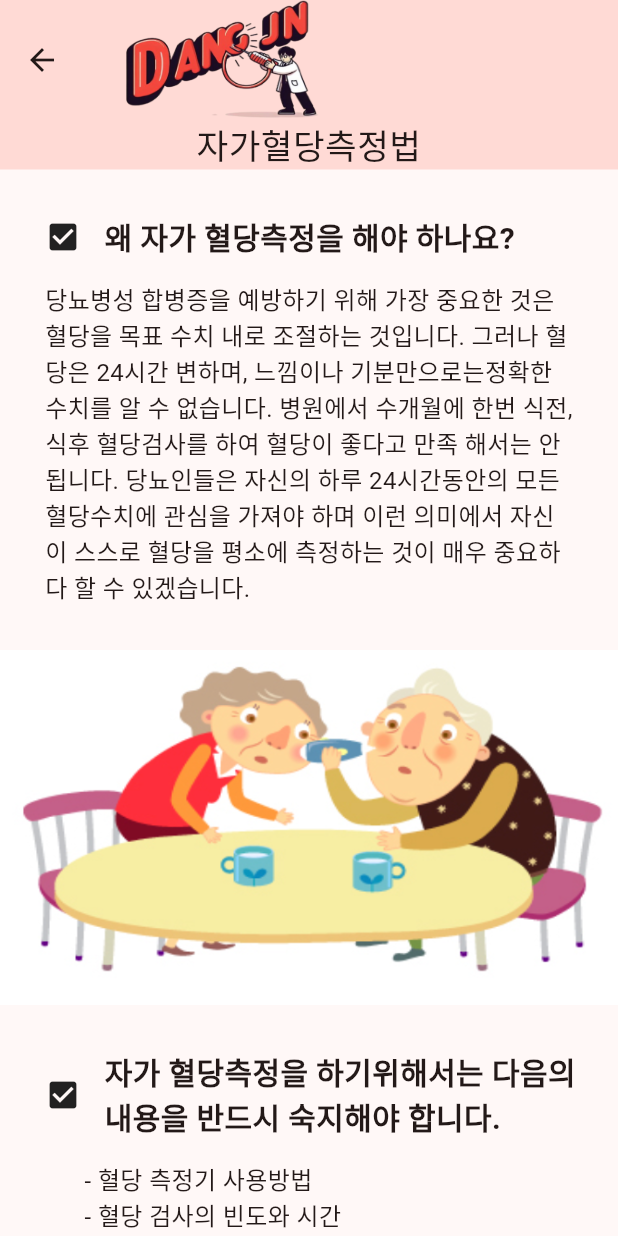
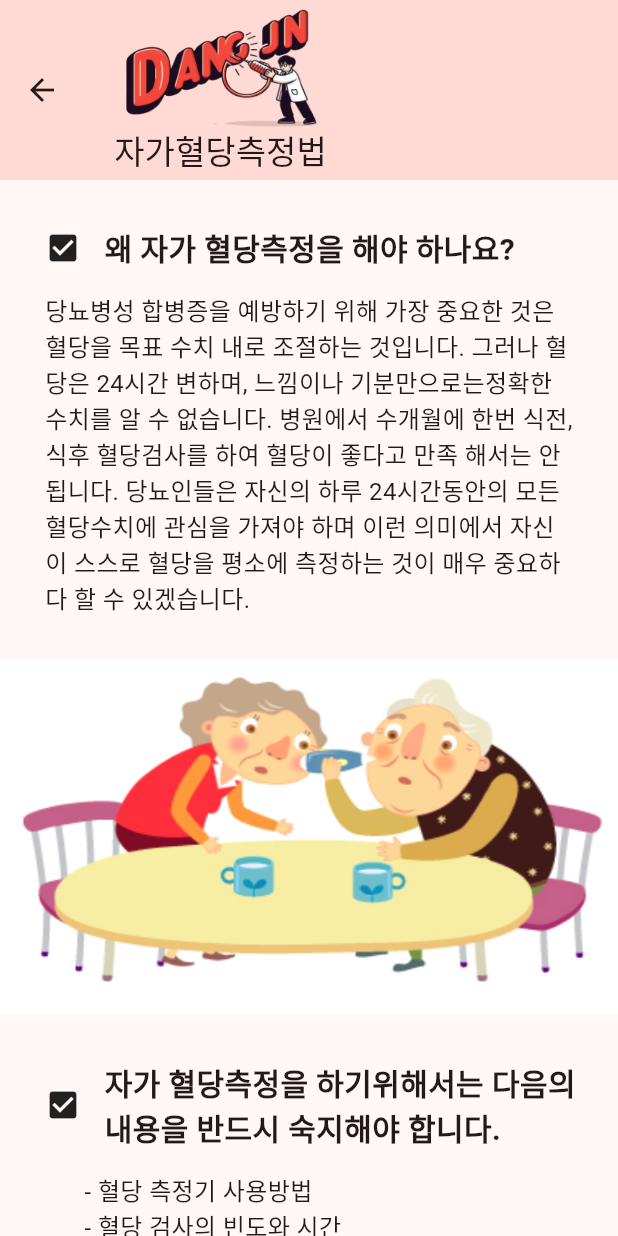
Before and after one commit to likewoody/DJ-App, a Flutter app: the PreventDiabetes screen opened directly, after a tap on "자가혈당측정법", on a phone screen of 412 x 824 dp. Run offline on Flutter 3.47's test engine with Material 3 defaults, Android fonts, the phone set to English and light mode, and no system bars; our stand-ins replace cloud_firestore, firebase_core, firebase_storage, get, google_maps_flutter, image_picker and 2 more; accounts and stored records are empty; statements that could not run were skipped.

Commit message:
2024.04.21 앱바 compo title 수정 및 tabbar 세팅 수정

```diff
--- a/dj_app/lib/component/appbar.dart
+++ b/dj_app/lib/component/appbar.dart
@@ -1,22 +1,28 @@
 import 'package:flutter/material.dart';
 
 class AppBarComponent extends StatelessWidget implements PreferredSizeWidget {
-  const AppBarComponent({super.key});
+  final String titleName;
+  const AppBarComponent({super.key, required this.titleName});
 
   @override
   Widget build(BuildContext context) {
     return AppBar(
-      toolbarHeight: 80,
-      title: Image.asset(
-        'images/dangjin_Logo.png',
-        width: 150,
-        height: 80,
-        fit: BoxFit.fill,
+      toolbarHeight: 120,
+      title: Column(
+        children: [
+          Image.asset(
+            'images/dangjin_Logo.png',
+            width: 150,
+            height: 80,
+            fit: BoxFit.fill,
+          ),
+          Text(titleName),
+        ],
       ),
       backgroundColor: Theme.of(context).colorScheme.primaryContainer,
     );
   }
 
   @override
-  Size get preferredSize => const Size.fromHeight(80);
+  Size get preferredSize => const Size.fromHeight(120);
 }
--- a/dj_app/lib/component/diabetes_compo.dart
+++ /dev/null
@@ -1,21 +0,0 @@
-import 'package:flutter/material.dart';
-
-class DiabetesCompo extends StatelessWidget {
-  final String titleName;
-  const DiabetesCompo({super.key, required this.titleName});
-
-  @override
-  Widget build(BuildContext context) {
-    return Container(
-      color: Theme.of(context).colorScheme.primaryContainer,
-      width: MediaQuery.of(context).size.width,
-      child: Text(
-        titleName,
-        style: const TextStyle(
-          fontSize: 23,
-        ),
-        textAlign: TextAlign.center,
-      ),
-    );
-  }
-}
--- a/dj_app/lib/view/daignosis_page/diagnosis_test_firstpage.dart
+++ b/dj_app/lib/view/daignosis_page/diagnosis_test_firstpage.dart
@@ -11,7 +11,7 @@ class DiagnosisTestFirstPage extends StatelessWidget {
   @override
   Widget build(BuildContext context) {
     return Scaffold(
-      appBar: AppBarComponent(),
+      appBar: const AppBarComponent(titleName: '',),
       body: ChangeNotifierProvider(
         create: (context) => VMDiagnosisTest(),
         builder: (context, child) {
--- a/dj_app/lib/view/daignosis_page/diagnosis_test_secondpage.dart
+++ b/dj_app/lib/view/daignosis_page/diagnosis_test_secondpage.dart
@@ -12,7 +12,7 @@ class DiagnosisTestSecondPage extends StatelessWidget {
   @override
   Widget build(BuildContext context) {
     return Scaffold(
-      appBar: AppBarComponent(),
+      appBar: const AppBarComponent(titleName: ''),
       body: ChangeNotifierProvider(
         create: (context) => VMDiagnosisTest(),
         builder: (context, child) {
--- a/dj_app/lib/view/drawer_view/diabetes.dart
+++ b/dj_app/lib/view/drawer_view/diabetes.dart
@@ -1,5 +1,4 @@
 import 'package:dj_app/component/appbar.dart';
-import 'package:dj_app/component/diabetes_compo.dart';
 import 'package:flutter/material.dart';
 
 class Diabetes extends StatelessWidget {
@@ -8,13 +7,12 @@ class Diabetes extends StatelessWidget {
   @override
   Widget build(BuildContext context) {
     return Scaffold(
-      appBar: const AppBarComponent(),
+      appBar: const AppBarComponent(titleName: '당뇨병이란?'),
       body: SingleChildScrollView(
         scrollDirection: Axis.vertical,
         child: Center(
           child: Column(
             children: [
-              const DiabetesCompo(titleName: '당뇨병이란?'),
 
               // 당뇨병 정의
               const Padding(
--- a/dj_app/lib/view/drawer_view/prevent/check_blood.dart
+++ b/dj_app/lib/view/drawer_view/prevent/check_blood.dart
@@ -7,7 +7,7 @@ class BloodCheck extends StatelessWidget {
   @override
   Widget build(BuildContext context) {
     return Scaffold(
-      appBar: const AppBarComponent(),
+      appBar: const AppBarComponent(titleName: '자가혈당측정법'),
       body: SingleChildScrollView(
         scrollDirection: Axis.vertical,
         child: Center(
@@ -15,17 +15,17 @@ class BloodCheck extends StatelessWidget {
             mainAxisAlignment: MainAxisAlignment.center,
             children: [
 
-              Container(
-                color: Theme.of(context).colorScheme.primaryContainer,
-                width: MediaQuery.of(context).size.width,
-                child: const Text(
-                  '자가혈당측정법',
-                  style: TextStyle(
-                    fontSize: 23,
-                  ),
-                  textAlign: TextAlign.center,
-                ),
-              ),
+              // Container(
+              //   color: Theme.of(context).colorScheme.primaryContainer,
+              //   width: MediaQuery.of(context).size.width,
+              //   child: const Text(
+              //     '자가혈당측정법',
+              //     style: TextStyle(
+              //       fontSize: 23,
+              //     ),
+              //     textAlign: TextAlign.center,
+              //   ),
+              // ),
 
 
 
--- a/dj_app/lib/view/drawer_view/prevent/exercise.dart
+++ b/dj_app/lib/view/drawer_view/prevent/exercise.dart
@@ -7,7 +7,7 @@ class ExerciseDiabetes extends StatelessWidget {
   @override
   Widget build(BuildContext context) {
     return Scaffold(
-      appBar: const AppBarComponent(),
+      appBar: const AppBarComponent(titleName: '운동방법'),
       body: SingleChildScrollView(
         scrollDirection: Axis.vertical,
         child: Center(
--- a/dj_app/lib/view/drawer_view/prevent/food.dart
+++ b/dj_app/lib/view/drawer_view/prevent/food.dart
@@ -7,7 +7,7 @@ class FoodDiabetes extends StatelessWidget {
   @override
   Widget build(BuildContext context) {
     return Scaffold(
-      appBar: const AppBarComponent(),
+      appBar: const AppBarComponent(titleName: '식사요법'),
       body: SingleChildScrollView(
         scrollDirection: Axis.vertical,
         child: Center(
--- a/dj_app/lib/view/drawer_view/prevent_diabetes.dart
+++ b/dj_app/lib/view/drawer_view/prevent_diabetes.dart
@@ -1,5 +1,4 @@
 import 'package:dj_app/component/appbar.dart';
-import 'package:dj_app/component/diabetes_compo.dart';
 import 'package:dj_app/view/drawer_view/prevent/check_blood.dart';
 import 'package:dj_app/view/drawer_view/prevent/food.dart';
 import 'package:flutter/material.dart';
@@ -11,14 +10,13 @@ class PreventDiabetes extends StatelessWidget {
   @override
   Widget build(BuildContext context) {
     return Scaffold(
-      appBar: const AppBarComponent(),
+      appBar: const AppBarComponent(titleName: '당뇨병 예방법'),
       body: SingleChildScrollView(
         scrollDirection: Axis.vertical,
         child: Center(
           child: Column(
             mainAxisAlignment: MainAxisAlignment.center,
             children: [
-              const DiabetesCompo(titleName: '당뇨병 예방법'),
 
 
               SizedBox(
@@ -79,7 +77,7 @@ class PreventDiabetes extends StatelessWidget {
                       ),
                     ),
                     child: const Text(
-                      '식사요법',
+                      '운동방법',
                       style: TextStyle(
                         fontWeight: FontWeight.bold,
                         fontSize: 24
--- a/dj_app/lib/view/drawer_view/symptom_diabetes.dart
+++ b/dj_app/lib/view/drawer_view/symptom_diabetes.dart
@@ -1,5 +1,4 @@
 import 'package:dj_app/component/appbar.dart';
-import 'package:dj_app/component/diabetes_compo.dart';
 import 'package:flutter/material.dart';
 
 class SymptomDiabetes extends StatelessWidget {
@@ -8,14 +7,12 @@ class SymptomDiabetes extends StatelessWidget {
   @override
   Widget build(BuildContext context) {
     return const Scaffold(
-      appBar: AppBarComponent(),
+      appBar: AppBarComponent(titleName: '당뇨병 증상'),
       body: SingleChildScrollView(
         scrollDirection: Axis.vertical,
         child: Center(
           child: Column(
             children: [
-              DiabetesCompo(titleName: '당뇨병 증상'),
-
 
 
               // 당뇨병 정의
--- a/dj_app/lib/view/tabbar.dart
+++ b/dj_app/lib/view/tabbar.dart
@@ -38,7 +38,7 @@ class _TabbarState extends State<Tabbar> with SingleTickerProviderStateMixin {
   @override
   Widget build(BuildContext context) {
     return Scaffold(
-      appBar: AppBarComponent(),
+      appBar: AppBarComponent(titleName: ''),
       drawer: const DrawerComponent(),
       body: Center(
         child: TabBarView(
```
Also changed, not shown: dj_app/lib/view/setting_page/set_password.dart (+22 -16 lines), dj_app/lib/vm/vm_provider_common.dart (+35 -13 lines).
